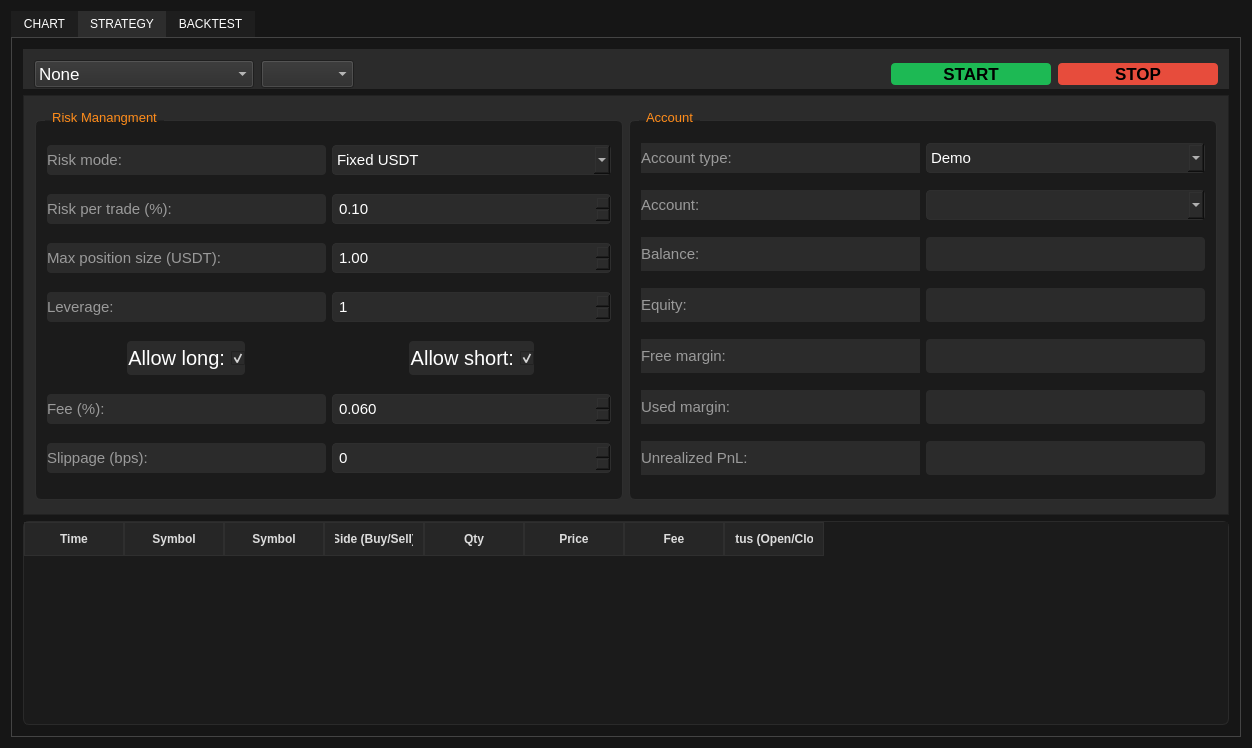
BortonGo/TradeSoft, file src/ui/mainwindow.ui: the form before one commit.
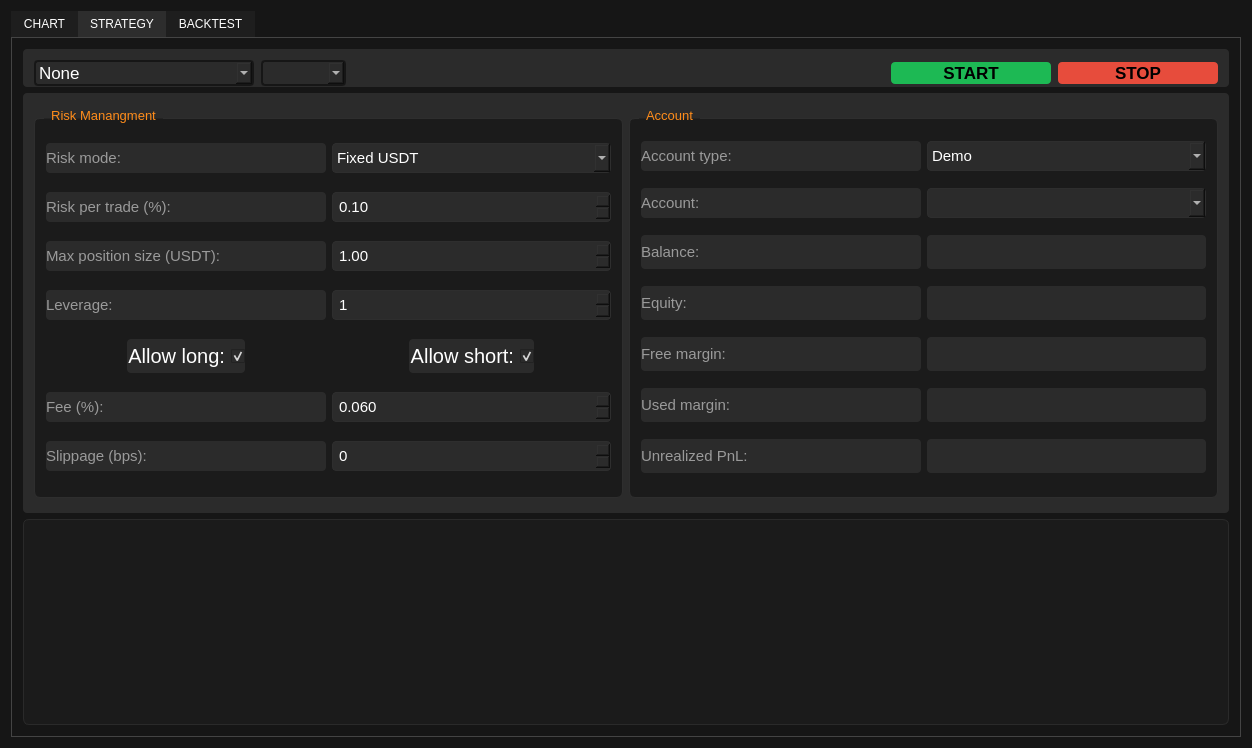
The form after the commit. The open tabs and pages were chosen to show the change. Custom widgets are drawn as their Qt base class.

Commit message: Add code to tradeModel and strategycontroller

Patch:
```diff
--- a/src/ui/mainwindow.ui
+++ b/src/ui/mainwindow.ui
@@ -250,6 +250,7 @@
             <property name="styleSheet">
              <string notr="true">background-color: rgb(43, 43, 43);
 color: white;                /* цвет текста */
+ border-radius: 4px;
 
 
 </string>
@@ -286,6 +287,12 @@
                <property name="layoutDirection">
                 <enum>Qt::LeftToRight</enum>
                </property>
+               <property name="styleSheet">
+                <string notr="true">background-color: rgb(43, 43, 43);
+border-color: rgb(0, 0, 0);
+border: 2px solid rgb(22, 22, 22);
+color: white;                /* цвет текста */</string>
+               </property>
                <item>
                 <property name="text">
                  <string>None</string>
@@ -321,6 +328,12 @@
                  <pointsize>13</pointsize>
                 </font>
                </property>
+               <property name="styleSheet">
+                <string notr="true">background-color: rgb(43, 43, 43);
+border-color: rgb(0, 0, 0);
+border: 2px solid rgb(22, 22, 22);
+color: white;                /* цвет текста */</string>
+               </property>
               </widget>
              </item>
              <item>
@@ -418,7 +431,8 @@
             </property>
             <property name="styleSheet">
              <string notr="true">background-color: rgb(43, 43, 43);
-color: white;                /* цвет текста */</string>
+color: white;                /* цвет текста */
+ border-radius: 4px;</string>
             </property>
             <property name="frameShape">
              <enum>QFrame::StyledPanel</enum>
@@ -1174,12 +1188,7 @@
            </widget>
           </item>
           <item>
-           <widget class="QTableWidget" name="tableTrades">
-            <property name="font">
-             <font>
-              <pointsize>11</pointsize>
-             </font>
-            </property>
+           <widget class="QTableView" name="tableTrades">
             <property name="styleSheet">
              <string notr="true">QTableView, QTableWidget {
     background-color: #1B1B1B;
@@ -1298,46 +1307,6 @@
 
 QScrollBar::add-page:horizontal, QScrollBar::sub-page:horizontal { background: transparent; }</string>
             </property>
-            <column>
-             <property name="text">
-              <string>Time</string>
-             </property>
-            </column>
-            <column>
-             <property name="text">
-              <string>Symbol</string>
-             </property>
-            </column>
-            <column>
-             <property name="text">
-              <string>Symbol</string>
-             </property>
-            </column>
-            <column>
-             <property name="text">
-              <string>Side (Buy/Sell)</string>
-             </property>
-            </column>
-            <column>
-             <property name="text">
-              <string>Qty</string>
-             </property>
-            </column>
-            <column>
-             <property name="text">
-              <string>Price</string>
-             </property>
-            </column>
-            <column>
-             <property name="text">
-              <string>Fee</string>
-             </property>
-            </column>
-            <column>
-             <property name="text">
-              <string>Status (Open/Close)</string>
-             </property>
-            </column>
            </widget>
           </item>
          </layout>
```
Left out of the diff: 13 changed lines with no effect on the pictures. The commit also changes 5 other files.
